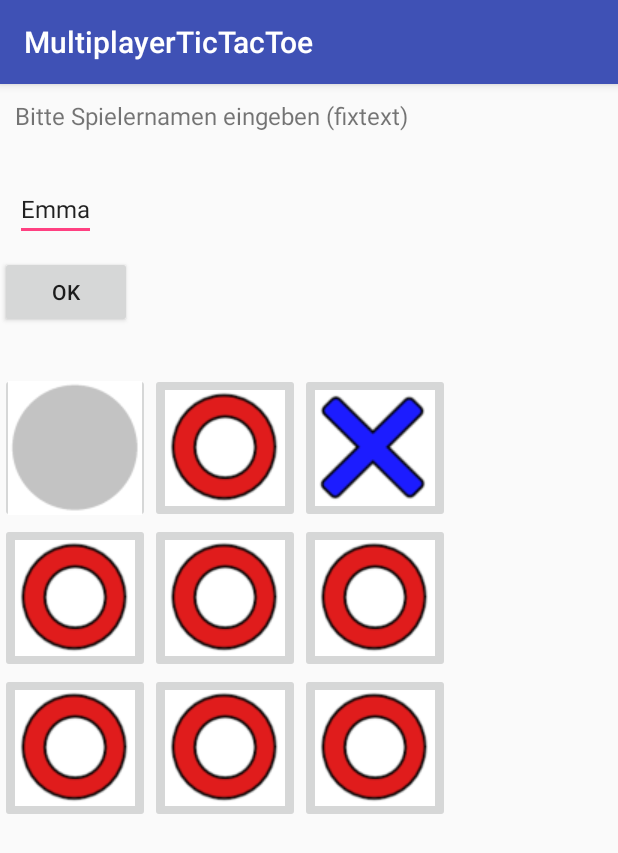
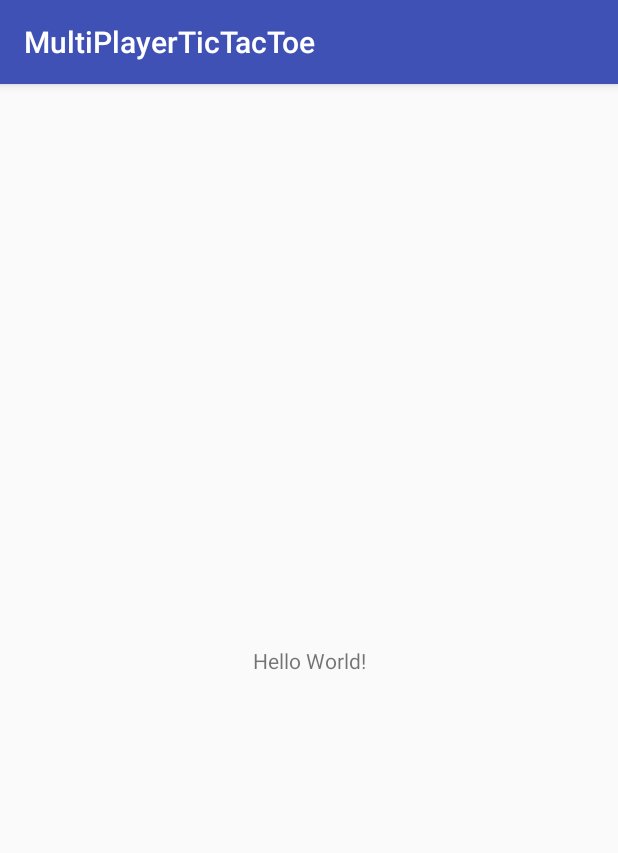
Before and after one commit to ibwgr/MultiplayerTicTacToe, an Android app: the screen it shows after launch (MainActivity), on a phone screen of 412 x 824 dp. Shown: the top 853 px of the screen. Run offline under Robolectric (Android 15) with nearby library versions, the phone set to English and light mode, and no system bars.

Commit message:
neu aufgesetzt

```diff
--- a/androidClient/app/build.gradle
+++ b/androidClient/app/build.gradle
@@ -4,8 +4,8 @@ android {
     compileSdkVersion 25
     buildToolsVersion "25.0.2"
     defaultConfig {
-        applicationId "semesterarbeit2017.nds.ibw.ch.multiplayertictactoe"
-        minSdkVersion 14
+        applicationId "ch.ibw.semesterarbeit2017.multiplayertictactoe.multiplayertictactoe"
+        minSdkVersion 16
         targetSdkVersion 25
         versionCode 1
         versionName "1.0"
--- a/androidClient/app/src/main/AndroidManifest.xml
+++ b/androidClient/app/src/main/AndroidManifest.xml
@@ -1,6 +1,6 @@
 <?xml version="1.0" encoding="utf-8"?>
 <manifest xmlns:android="http://schemas.android.com/apk/res/android"
-    package="semesterarbeit2017.nds.ibw.ch.multiplayertictactoe">
+    package="ch.ibw.semesterarbeit2017.multiplayertictactoe.multiplayertictactoe" >
 
     <application
         android:allowBackup="true"
@@ -8,8 +8,8 @@
         android:label="@string/app_name"
         android:roundIcon="@mipmap/ic_launcher_round"
         android:supportsRtl="true"
-        android:theme="@style/AppTheme">
-        <activity android:name=".MainActivity">
+        android:theme="@style/AppTheme" >
+        <activity android:name=".MainActivity" >
             <intent-filter>
                 <action android:name="android.intent.action.MAIN" />
 
--- a/androidClient/app/src/main/java/semesterarbeit2017/nds/ibw/ch/multiplayertictactoe/MainActivity.java
+++ /dev/null
@@ -1,80 +0,0 @@
-package semesterarbeit2017.nds.ibw.ch.multiplayertictactoe;
-
-import android.support.v7.app.AppCompatActivity;
-import android.os.Bundle;
-import android.util.Log;
-import android.view.View;
-import android.widget.AdapterView;
-import android.widget.Button;
-import android.widget.EditText;
-import android.widget.GridView;
-import android.widget.ImageButton;
-import android.widget.TextView;
-import android.widget.Toast;
-
-public class MainActivity extends AppCompatActivity {
-
-    public static final String PROG = "____MAIN";
-
-    private EditText editUserName;
-    private TextView displayZeile;
-
-    private ImageButton gameButton1;
-    private ImageButton gameButton2;
-    private ImageButton gameButton3;
-    private ImageButton gameButton4;
-    private ImageButton gameButton5;
-    private ImageButton gameButton6;
-    private ImageButton gameButton7;
-    private ImageButton gameButton8;
-    private ImageButton gameButton9;
-
-    @Override
-    protected void onCreate(Bundle savedInstanceState) {
-        super.onCreate(savedInstanceState);
-        setContentView(R.layout.activity_main);
-
-        // get the values from fields
-        editUserName = (EditText) findViewById(R.id.edit_username);
-        displayZeile = (TextView) findViewById(R.id.label_displayzeile);
-
-        //
-        gameButton1 = (ImageButton) findViewById(R.id.gameButton1);
-        gameButton1.setOnClickListener(new View.OnClickListener() {
-            @Override
-            public void onClick(View v) {
-                // welcher button bin ich
-                ImageButton imageButton = (ImageButton) v;
-                Log.w(PROG, "Button clicked: " + imageButton.toString());
-                Log.w(PROG, "Button tag: " + imageButton.getTag());
-                if (imageButton.getTag() == null) {
-                    // ist noch frei
-                    imageButton.setImageResource(R.drawable.game_fig_x);
-                    imageButton.setTag(1);
-                    imageButton.setClickable(false);
-                    Log.w(PROG, "Button tag: " + imageButton.getTag());
-                }
-            }
-        });
-
-        // get the OK button
-        final Button buttonOk = (Button) findViewById(R.id.button_ok);
-        buttonOk.setOnClickListener(new View.OnClickListener(){
-            @Override
-            public void onClick(View v){
-                String userName = (editUserName.getText().toString());
-                Log.w(PROG, "Username (aus Feld): " + userName);
-                if (userName.length()>0) {
-                    // TODO Username anzeigen
-                    displayZeile.setText("Hallo " +userName );
-                    // TODO Eingabefeld und Button disalbe
-                    buttonOk.setVisibility(View.INVISIBLE);
-                    editUserName.setVisibility(View.INVISIBLE);
-                } else {
-                    Toast.makeText(getApplicationContext(), "Bitte zuerst einen Usernamen eingeben", Toast.LENGTH_LONG).show();
-                }
-            }
-        });
-    }
-
-}
--- a/androidClient/app/src/main/res/layout/activity_main.xml
+++ b/androidClient/app/src/main/res/layout/activity_main.xml
@@ -1,121 +1,19 @@
 <?xml version="1.0" encoding="utf-8"?>
-
-<LinearLayout
+<android.support.constraint.ConstraintLayout
     xmlns:android="http://schemas.android.com/apk/res/android"
+    xmlns:tools="http://schemas.android.com/tools"
     xmlns:app="http://schemas.android.com/apk/res-auto"
-    xmlns:tools="http://schemas.android.com/tools"
     android:layout_width="match_parent"
     android:layout_height="match_parent"
-    android:orientation="vertical"
-    tools:context="semesterarbeit2017.nds.ibw.ch.multiplayertictactoe.MainActivity"
-    >
+    tools:context="ch.ibw.semesterarbeit2017.multiplayertictactoe.multiplayertictactoe.MainActivity">
 
     <TextView
-        android:id="@+id/label_displayzeile"
         android:layout_width="wrap_content"
         android:layout_height="wrap_content"
-        android:text="Bitte Spielernamen eingeben (fixtext)"
-        android:layout_marginTop="10dp"
-        android:layout_marginLeft="10dp"
-        android:textSize="16sp"
-        android:textStyle="normal"
-        />
+        android:text="Hello World!"
+        app:layout_constraintBottom_toBottomOf="parent"
+        app:layout_constraintLeft_toLeftOf="parent"
+        app:layout_constraintRight_toRightOf="parent"
+        app:layout_constraintTop_toTopOf="parent" />
 
-    <EditText
-        android:id="@+id/edit_username"
-        android:layout_width="wrap_content"
-        android:layout_height="wrap_content"
-        android:inputType="text"
-        android:text="Emma"
-        android:layout_below="@+id/label_ueberschrift"
-        android:layout_marginTop="30dp"
-        android:layout_marginLeft="10dp"
-        android:textSize="16sp"
-        android:textStyle="normal"
-        />
-
-    <Button
-        android:id="@+id/button_ok"
-        android:text="Ok"
-        android:layout_marginTop="10dp"
-        android:layout_marginBottom="30dp"
-        android:layout_width="wrap_content"
-        android:layout_height="wrap_content"
-        android:layout_below="@+id/label_studienrichtung"
-        />
-
-    <GridLayout xmlns:android="http://schemas.android.com/apk/res/android"
-        xmlns:tools="http://schemas.android.com/tools"
-        android:id="@+id/GridLayout1"
-        android:layout_width="wrap_content"
-        android:layout_height="wrap_content"
-        android:columnCount="3"
-        android:rowCount="3"
-        android:orientation="horizontal"
-        tools:context=".GridXMLActivity" >
-
-        <ImageButton
-            android:id="@+id/gameButton1"
-            android:layout_width="100dp"
-            android:layout_height="100dp"
-            app:srcCompat="@drawable/game_fig_leer"
-            />
-
-        <ImageButton
-            android:id="@+id/gameButton2"
-            android:layout_width="100dp"
-            android:layout_height="100dp"
-            app:srcCompat="@drawable/game_fig_o"
-            />
-
-        <ImageButton
-            android:id="@+id/gameButton3"
-            android:layout_width="100dp"
-            android:layout_height="100dp"
-            app:srcCompat="@drawable/game_fig_x"
-            />
-
-        <ImageButton
-            android:id="@+id/gameButton4"
-            android:layout_width="100dp"
-            android:layout_height="100dp"
-            app:srcCompat="@drawable/game_fig_o"
-            />
-
-        <ImageButton
-            android:id="@+id/gameButton5"
-            android:layout_width="100dp"
-            android:layout_height="100dp"
-            app:srcCompat="@drawable/game_fig_o"
-            />
-
-        <ImageButton
-            android:id="@+id/gameButton6"
-            android:layout_width="100dp"
-            android:layout_height="100dp"
-            app:srcCompat="@drawable/game_fig_o"
-            />
-
-        <ImageButton
-            android:id="@+id/gameButton7"
-            android:layout_width="100dp"
-            android:layout_height="100dp"
-            app:srcCompat="@drawable/game_fig_o"
-            />
-
-        <ImageButton
-            android:id="@+id/gameButton8"
-            android:layout_width="100dp"
-            android:layout_height="100dp"
-            app:srcCompat="@drawable/game_fig_o"
-            />
-
-        <ImageButton
-            android:id="@+id/gameButton9"
-            android:layout_width="100dp"
-            android:layout_height="100dp"
-            app:srcCompat="@drawable/game_fig_o"
-            />
-    </GridLayout>
-
-</LinearLayout>
+</android.support.constraint.ConstraintLayout>
--- a/androidClient/app/src/main/res/values/strings.xml
+++ b/androidClient/app/src/main/res/values/strings.xml
@@ -1,3 +1,3 @@
 <resources>
-    <string name="app_name">MultiplayerTicTacToe</string>
+    <string name="app_name">MultiPlayerTicTacToe</string>
 </resources>
```
Also changed, not shown: androidClient/app/src/main/java/ch/ibw/semesterarbeit2017/multiplayertictactoe/multiplayertictactoe/MainActivity.java (added, +13 -0 lines), androidClient/gradle/wrapper/gradle-wrapper.properties, 6 other files.
